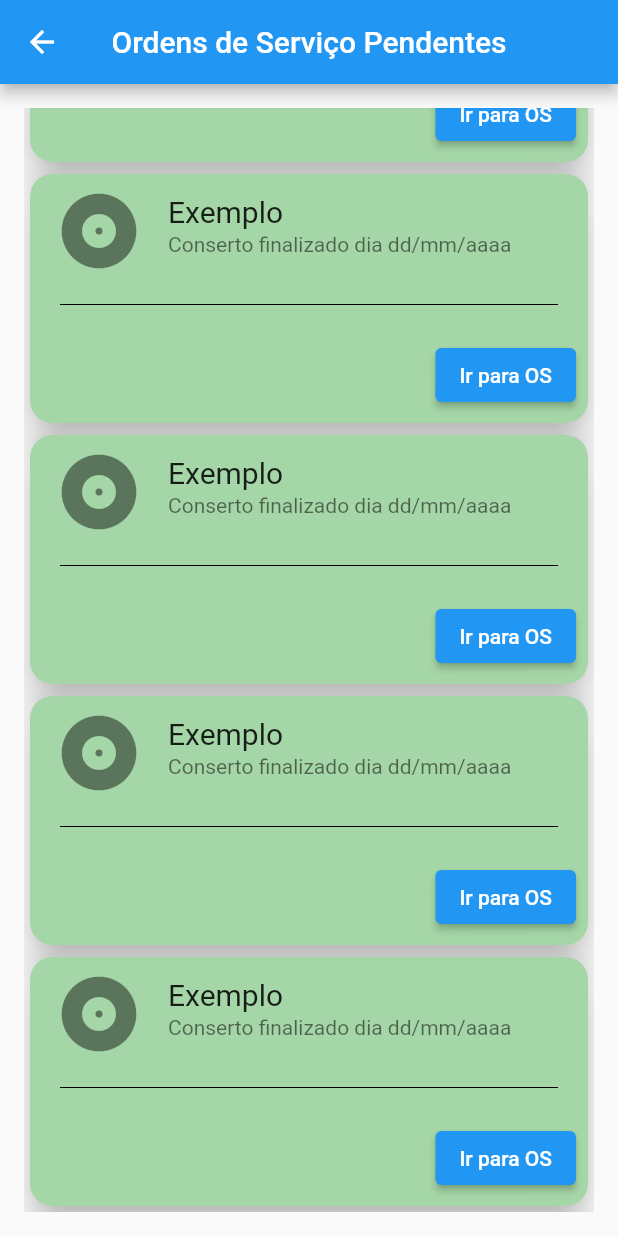
After one commit to marcoanlopes/fixit, a Flutter app: the PendingServiceOrderPage screen opened by its route, scrolled down 290 dp, after a tap on "Ir para OS", on a phone screen of 412 x 824 dp. The commit adds this screen. Run offline on Flutter 3.47's test engine with Material 2 defaults, Android fonts, the phone set to English and light mode, and no system bars; network calls fail.

Commit message:
Refactor Cards

```diff
--- /dev/null
+++ b/lib/PendingServiceOrderPage.dart
@@ -0,0 +1,147 @@
+import 'package:flutter/material.dart';
+
+class PendingServiceOrderPage extends StatefulWidget {
+  @override
+  _PendingServiceOrderPageState createState() =>
+      _PendingServiceOrderPageState();
+}
+
+class _PendingServiceOrderPageState extends State<PendingServiceOrderPage> {
+  @override
+  Widget build(BuildContext context) {
+    return Scaffold(
+      appBar: AppBar(
+        centerTitle: true,
+        title: Text('Ordens de Serviço Pendentes'),
+      ),
+      body: _body(context),
+      // body: BottomNavBar(),
+    );
+  }
+}
+
+_body(context) {
+  return Container(
+    padding: EdgeInsets.all(16.0),
+    child: SingleChildScrollView(
+        scrollDirection: Axis.vertical,
+        child: Column(
+          children: [
+            buildCardPhone(),
+            buildCardNote(),
+            buildCard(),
+            buildCard(),
+            buildCard(),
+            buildCard(),
+          ],
+        )),
+  );
+}
+
+Card buildCardPhone() {
+  return Card(
+    shape: RoundedRectangleBorder(
+      borderRadius: BorderRadius.circular(15.0),
+    ),
+    color: Colors.green[200],
+    elevation: 10,
+    child: Column(
+      mainAxisSize: MainAxisSize.min,
+      children: <Widget>[
+        const ListTile(
+          leading: Icon(Icons.album, size: 60),
+          title: Text('iPhone X', style: TextStyle(fontSize: 20.0)),
+          subtitle: Text('Conserto pendente desde o dia 25/07/2022',
+              style: TextStyle(fontSize: 14.0)),
+        ),
+        Divider(
+          color: Colors.black,
+          height: 30,
+          thickness: 0,
+          indent: 20,
+          endIndent: 20,
+        ),
+        ButtonBar(
+          children: <Widget>[
+            ElevatedButton(
+              child: const Text('Ir para OS'),
+              onPressed: () {/* ... */},
+            ),
+          ],
+        ),
+      ],
+    ),
+  );
+}
+
+Card buildCardNote() {
+  return Card(
+    shape: RoundedRectangleBorder(
+      borderRadius: BorderRadius.circular(15.0),
+    ),
+    color: Colors.green[200],
+    elevation: 10,
+    child: Column(
+      mainAxisSize: MainAxisSize.min,
+      children: <Widget>[
+        const ListTile(
+          leading: Icon(Icons.album, size: 60),
+          title: Text('MacBook Air', style: TextStyle(fontSize: 20.0)),
+          subtitle: Text('Conserto Pendente desde o dia 23/08/2022',
+              style: TextStyle(fontSize: 14.0)),
+        ),
+        Divider(
+          color: Colors.black,
+          height: 30,
+          thickness: 0,
+          indent: 20,
+          endIndent: 20,
+        ),
+        ButtonBar(
+          children: <Widget>[
+            ElevatedButton(
+              child: const Text('Ir para OS'),
+              onPressed: () {/* ... */},
+            ),
+          ],
+        ),
+      ],
+    ),
+  );
+}
+
+Card buildCard() {
+  return Card(
+    shape: RoundedRectangleBorder(
+      borderRadius: BorderRadius.circular(15.0),
+    ),
+    color: Colors.green[200],
+    elevation: 10,
+    child: Column(
+      mainAxisSize: MainAxisSize.min,
+      children: <Widget>[
+        const ListTile(
+          leading: Icon(Icons.album, size: 60),
+          title: Text('Exemplo', style: TextStyle(fontSize: 20.0)),
+          subtitle: Text('Conserto finalizado dia dd/mm/aaaa',
+              style: TextStyle(fontSize: 14.0)),
+        ),
+        Divider(
+          color: Colors.black,
+          height: 30,
+          thickness: 0,
+          indent: 20,
+          endIndent: 20,
+        ),
+        ButtonBar(
+          children: <Widget>[
+            ElevatedButton(
+              child: const Text('Ir para OS'),
+              onPressed: () {/* ... */},
+            ),
+          ],
+        ),
+      ],
+    ),
+  );
+}
--- a/lib/main.dart
+++ b/lib/main.dart
@@ -3,7 +3,9 @@ import 'package:flutter/material.dart';
 import 'BranchPage.dart';
 import 'CustomerPage.dart';
 import 'HomePage.dart';
+import 'PendingServiceOrderPage.dart';
 import 'ServiceOrderPage.dart';
+import 'FinishedServiceOrderPage.dart';
 
 void main() {
   runApp(MyApp());
@@ -23,6 +25,8 @@ class MyApp extends StatelessWidget {
         '/ServiceOrderPage': (context) => ServiceOrderPage(),
         '/CustomerPage': (context) => CustomerPage(),
         '/BranchPage': (context) => BranchPage(),
+        '/FinishedServiceOrderPage': (context) => FinishedServiceOrderPage(),
+        '/PendingServiceOrderPage': (context) => PendingServiceOrderPage(),
       },
       home: Login(),
     );
```
Also changed, not shown: lib/BottomNavBar.dart (+5 -3 lines), lib/BranchPage.dart (+6 -3 lines), lib/FinishedServiceOrderPage.dart (added, +148 -0 lines), lib/HomePage.dart (+162 -60 lines).
